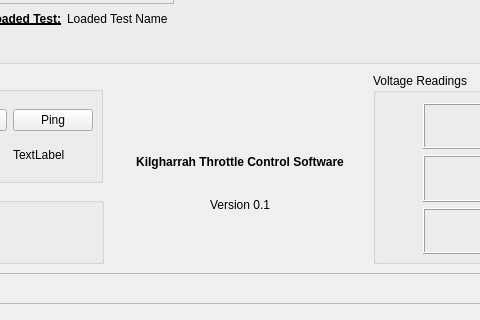
First picture: the form in main.ui, repository SwanSEDS-Rocketry/SwanThrottleControl_GUI, before the edit; both pictures show x 317 to 797 and y 306 to 626 of the 902 by 626 pixel window.
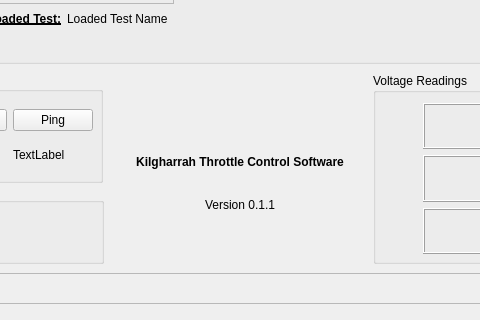
Second picture: the form after the edit. Icons and pictures are not drawn.

Commit message: Adjusted colour pallete

What changed in the file:
```diff
--- a/main.ui
+++ b/main.ui
@@ -437,7 +437,7 @@
         </font>
        </property>
        <property name="text">
-        <string>Version 0.1</string>
+        <string>Version 0.1.1</string>
        </property>
        <property name="alignment">
         <set>Qt::AlignmentFlag::AlignCenter</set>
```
The commit also changes 2 other files.
